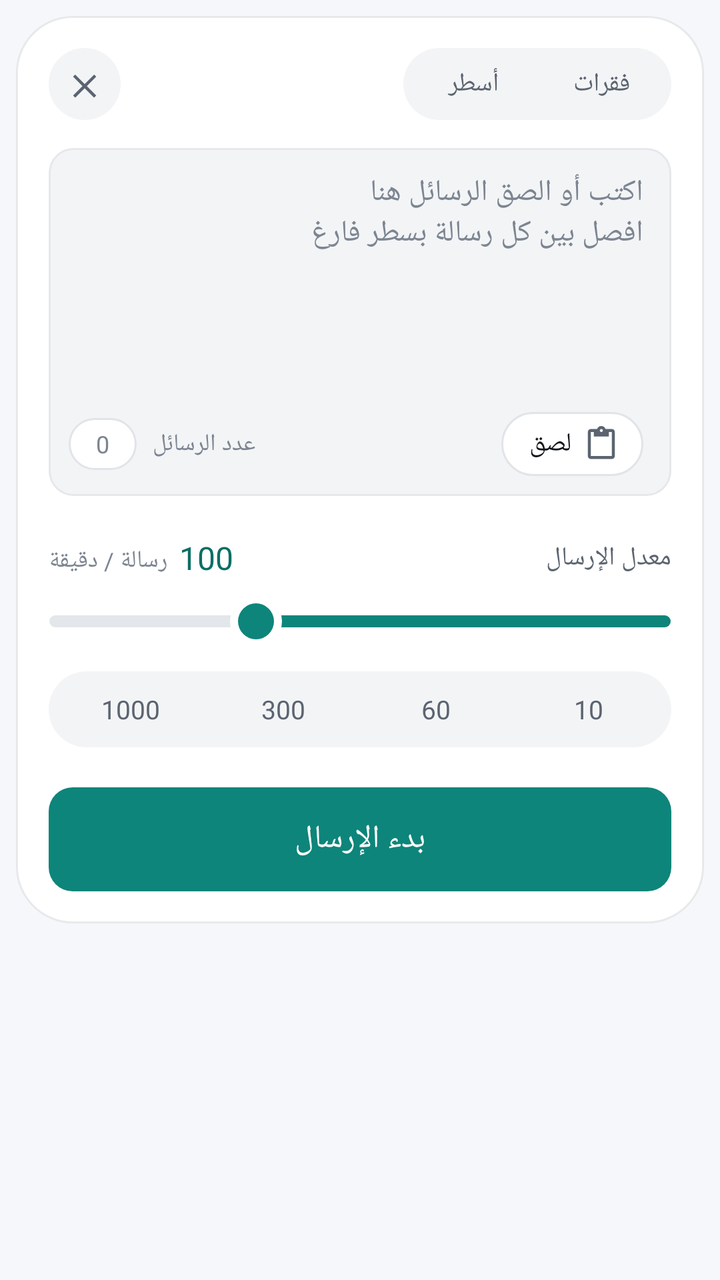
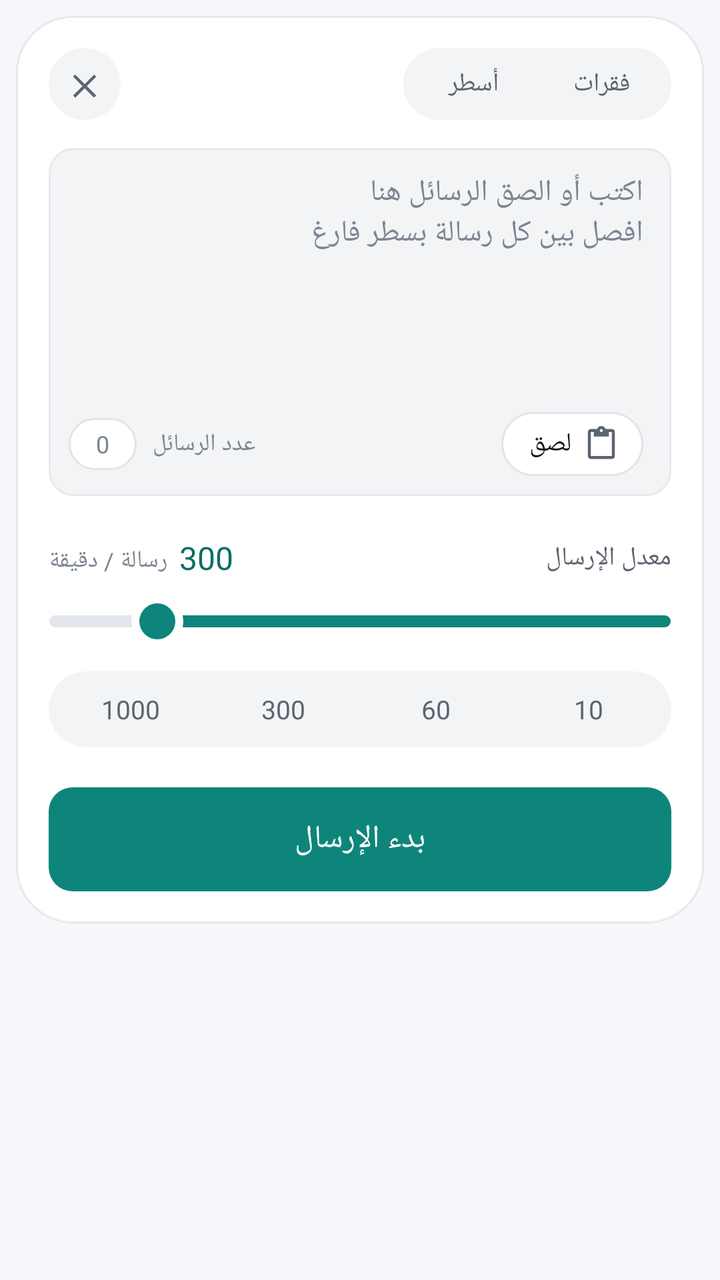

Two renders of the same Android screen: before a commit and after it. Below are the layout's source before the change and the commit's diff.
<!-- AndroidManifest.xml: application theme Theme.Mursal -->
<!-- res/layout/overlay_panel.xml -->
<?xml version="1.0" encoding="utf-8"?>
<FrameLayout xmlns:android="http://schemas.android.com/apk/res/android"
    android:layout_width="match_parent"
    android:layout_height="wrap_content"
    android:clipChildren="false"
    android:clipToPadding="false"
    android:layoutDirection="rtl"
    android:paddingLeft="8dp"
    android:paddingTop="8dp"
    android:paddingRight="8dp"
    android:paddingBottom="20dp">

    <LinearLayout
        android:layout_width="match_parent"
        android:layout_height="wrap_content"
        android:background="@drawable/bg_panel_card"
        android:elevation="16dp"
        android:orientation="vertical"
        android:padding="16dp">

        
        
        <LinearLayout
            android:id="@+id/formView"
            android:layout_width="match_parent"
            android:layout_height="wrap_content"
            android:layout_marginStart="-13dp"
            android:layout_marginEnd="-13dp"
            android:orientation="vertical"
            android:paddingStart="13dp"
            android:paddingEnd="13dp">

            
            <LinearLayout
                android:layout_width="match_parent"
                android:layout_height="wrap_content"
                android:baselineAligned="false"
                android:gravity="center_vertical"
                android:orientation="horizontal">

                <LinearLayout
                    android:layout_width="wrap_content"
                    android:layout_height="36dp"
                    android:background="@drawable/bg_panel_track"
                    android:contentDescription="@string/split_mode_desc"
                    android:orientation="horizontal"
                    android:padding="3dp">

                    <TextView
                        android:id="@+id/segPara"
                        style="@style/PanelText.Segment"
                        android:layout_width="wrap_content"
                        android:layout_height="match_parent"
                        android:minWidth="64dp"
                        android:paddingStart="14dp"
                        android:paddingEnd="14dp"
                        android:text="@string/split_para" />

                    <TextView
                        android:id="@+id/segLine"
                        style="@style/PanelText.Segment"
                        android:layout_width="wrap_content"
                        android:layout_height="match_parent"
                        android:minWidth="64dp"
                        android:paddingStart="14dp"
                        android:paddingEnd="14dp"
                        android:text="@string/split_line" />
                </LinearLayout>

                <View
                    android:layout_width="0dp"
                    android:layout_height="1dp"
                    android:layout_weight="1" />

                <ImageView
                    android:id="@+id/btnClosePanel"
                    android:layout_width="36dp"
                    android:layout_height="36dp"
                    android:background="@drawable/bg_panel_icon_btn"
                    android:clickable="true"
                    android:contentDescription="@string/close"
                    android:focusable="true"
                    android:padding="9dp"
                    android:src="@drawable/ic_close"
                    android:tint="@color/panel_text2" />
            </LinearLayout>

            
            <LinearLayout
                android:layout_width="match_parent"
                android:layout_height="wrap_content"
                android:layout_marginTop="14dp"
                android:addStatesFromChildren="true"
                android:background="@drawable/bg_panel_field"
                android:orientation="vertical"
                android:paddingStart="14dp"
                android:paddingTop="12dp"
                android:paddingEnd="10dp"
                android:paddingBottom="10dp">

                <EditText
                    android:id="@+id/inputMessages"
                    style="@style/PanelText.Input"
                    android:layout_width="match_parent"
                    android:layout_height="112dp"
                    android:layout_marginEnd="4dp"
                    android:background="@null"
                    android:gravity="top|start"
                    android:hint="@string/paste_hint"
                    android:importantForAutofill="no"
                    android:inputType="textMultiLine"
                    android:overScrollMode="ifContentScrolls"
                    android:padding="0dp"
                    android:scrollbars="vertical"
                    android:textCursorDrawable="@drawable/panel_cursor" />

                <LinearLayout
                    android:layout_width="match_parent"
                    android:layout_height="wrap_content"
                    android:layout_marginTop="8dp"
                    android:baselineAligned="false"
                    android:gravity="center_vertical"
                    android:orientation="horizontal">

                    <TextView
                        android:id="@+id/btnPaste"
                        style="@style/PanelText.Chip"
                        android:layout_width="wrap_content"
                        android:layout_height="32dp"
                        android:background="@drawable/bg_panel_chip"
                        android:clickable="true"
                        android:drawableStart="@drawable/ic_paste"
                        android:drawablePadding="6dp"
                        android:drawableTint="@color/panel_text2"
                        android:focusable="true"
                        android:gravity="center"
                        android:paddingStart="12dp"
                        android:paddingEnd="14dp"
                        android:text="@string/paste" />

                    <View
                        android:layout_width="0dp"
                        android:layout_height="1dp"
                        android:layout_weight="1" />

                    <TextView
                        style="@style/PanelText.Caption"
                        android:layout_width="wrap_content"
                        android:layout_height="wrap_content"
                        android:text="@string/count_label" />

                    <TextView
                        android:id="@+id/textCount"
                        style="@style/PanelText.Badge"
                        android:layout_width="wrap_content"
                        android:layout_height="26dp"
                        android:layout_marginStart="8dp"
                        android:background="@drawable/bg_panel_badge"
                        android:gravity="center"
                        android:minWidth="34dp"
                        android:paddingStart="10dp"
                        android:paddingEnd="10dp"
                        android:text="@string/message_count_zero" />
                </LinearLayout>
            </LinearLayout>

            
            <LinearLayout
                android:layout_width="match_parent"
                android:layout_height="wrap_content"
                android:layout_marginTop="20dp"
                android:baselineAligned="false"
                android:gravity="center_vertical"
                android:orientation="horizontal">

                <TextView
                    style="@style/PanelText.Section"
                    android:layout_width="0dp"
                    android:layout_height="wrap_content"
                    android:layout_weight="1"
                    android:text="@string/mpm_label" />

                <LinearLayout
                    android:layout_width="wrap_content"
                    android:layout_height="wrap_content"
                    android:orientation="horizontal">

                    <TextView
                        android:id="@+id/textMpmValue"
                        style="@style/PanelText.Value"
                        android:layout_width="wrap_content"
                        android:layout_height="wrap_content"
                        android:text="100" />

                    <TextView
                        style="@style/PanelText.Caption"
                        android:layout_width="wrap_content"
                        android:layout_height="wrap_content"
                        android:layout_marginStart="6dp"
                        android:text="@string/mpm_unit" />
                </LinearLayout>
            </LinearLayout>

            
            <SeekBar
                android:id="@+id/seekMpm"
                android:layout_width="match_parent"
                android:layout_height="wrap_content"
                android:layout_marginStart="-13dp"
                android:layout_marginTop="4dp"
                android:layout_marginEnd="-13dp"
                android:max="1000"
                android:maxHeight="6dp"
                android:minHeight="6dp"
                android:mirrorForRtl="true"
                android:paddingStart="13dp"
                android:paddingTop="4dp"
                android:paddingEnd="13dp"
                android:paddingBottom="4dp"
                android:progress="667"
                android:progressDrawable="@drawable/panel_seek_track"
                android:splitTrack="false"
                android:thumb="@drawable/panel_seek_thumb" />

            
            <LinearLayout
                android:layout_width="match_parent"
                android:layout_height="38dp"
                android:layout_marginTop="8dp"
                android:background="@drawable/bg_panel_track"
                android:orientation="horizontal"
                android:padding="3dp">

                <TextView
                    android:id="@+id/chip10"
                    style="@style/PanelText.Segment"
                    android:layout_width="0dp"
                    android:layout_height="match_parent"
                    android:layout_weight="1"
                    android:text="10" />

                <TextView
                    android:id="@+id/chip60"
                    style="@style/PanelText.Segment"
                    android:layout_width="0dp"
                    android:layout_height="match_parent"
                    android:layout_weight="1"
                    android:text="60" />

                <TextView
                    android:id="@+id/chip300"
                    style="@style/PanelText.Segment"
                    android:layout_width="0dp"
                    android:layout_height="match_parent"
                    android:layout_weight="1"
                    android:text="300" />

                <TextView
                    android:id="@+id/chip1000"
                    style="@style/PanelText.Segment"
                    android:layout_width="0dp"
                    android:layout_height="match_parent"
                    android:layout_weight="1"
                    android:text="1000" />
            </LinearLayout>

            
            <TextView
                android:id="@+id/btnSend"
                style="@style/PanelText.Button"
                android:layout_width="match_parent"
                android:layout_height="52dp"
                android:layout_marginTop="20dp"
                android:background="@drawable/bg_panel_send"
                android:clickable="true"
                android:focusable="true"
                android:gravity="center"
                android:maxLines="1"
                android:text="@string/send" />
        </LinearLayout>

        
        <LinearLayout
            android:id="@+id/successView"
            android:layout_width="match_parent"
            android:layout_height="wrap_content"
            android:gravity="center_horizontal"
            android:orientation="vertical"
            android:paddingTop="12dp"
            android:visibility="gone">

            
            <FrameLayout
                android:id="@+id/successBadge"
                android:layout_width="76dp"
                android:layout_height="76dp"
                android:background="@drawable/bg_panel_success_halo">

                <ImageView
                    android:layout_width="52dp"
                    android:layout_height="52dp"
                    android:layout_gravity="center"
                    android:background="@drawable/bg_panel_success_disc"
                    android:importantForAccessibility="no"
                    android:padding="12dp"
                    android:src="@drawable/ic_check"
                    android:tint="@color/panel_on_success" />
            </FrameLayout>

            <TextView
                style="@style/PanelText.SuccessTitle"
                android:layout_width="wrap_content"
                android:layout_height="wrap_content"
                android:layout_marginTop="16dp"
                android:text="@string/success_title" />

            <TextView
                style="@style/PanelText.SuccessBody"
                android:layout_width="wrap_content"
                android:layout_height="wrap_content"
                android:layout_marginTop="4dp"
                android:gravity="center"
                android:text="@string/success_subtitle" />

            
            <LinearLayout
                android:layout_width="match_parent"
                android:layout_height="wrap_content"
                android:layout_marginTop="20dp"
                android:baselineAligned="false"
                android:orientation="horizontal">

                <LinearLayout
                    android:layout_width="0dp"
                    android:layout_height="wrap_content"
                    android:layout_weight="1"
                    android:background="@drawable/bg_panel_tile"
                    android:gravity="center_horizontal"
                    android:orientation="vertical"
                    android:paddingTop="12dp"
                    android:paddingBottom="12dp">

                    <TextView
                        android:id="@+id/textSuccessCount"
                        style="@style/PanelText.Stat"
                        android:layout_width="wrap_content"
                        android:layout_height="wrap_content"
                        android:text="@string/message_count_zero" />

                    <TextView
                        style="@style/PanelText.Caption"
                        android:layout_width="wrap_content"
                        android:layout_height="wrap_content"
                        android:text="@string/success_sent_label" />
                </LinearLayout>

                <LinearLayout
                    android:layout_width="0dp"
                    android:layout_height="wrap_content"
                    android:layout_marginStart="10dp"
                    android:layout_weight="1"
                    android:background="@drawable/bg_panel_tile"
                    android:gravity="center_horizontal"
                    android:orientation="vertical"
                    android:paddingTop="12dp"
                    android:paddingBottom="12dp">

                    <TextView
                        android:id="@+id/textSuccessRate"
                        style="@style/PanelText.Stat"
                        android:layout_width="wrap_content"
                        android:layout_height="wrap_content"
                        android:text="@string/message_count_zero" />

                    <TextView
                        style="@style/PanelText.Caption"
                        android:layout_width="wrap_content"
                        android:layout_height="wrap_content"
                        android:text="@string/mpm_unit" />
                </LinearLayout>
            </LinearLayout>

            <TextView
                android:id="@+id/btnSendAgain"
                style="@style/PanelText.Button"
                android:layout_width="match_parent"
                android:layout_height="52dp"
                android:layout_marginTop="20dp"
                android:background="@drawable/bg_panel_send"
                android:clickable="true"
                android:focusable="true"
                android:gravity="center"
                android:maxLines="1"
                android:text="@string/send_again" />

            <TextView
                android:id="@+id/btnSuccessClose"
                style="@style/PanelText.ButtonQuiet"
                android:layout_width="match_parent"
                android:layout_height="46dp"
                android:layout_marginTop="6dp"
                android:background="@drawable/bg_panel_quiet_btn"
                android:clickable="true"
                android:focusable="true"
                android:gravity="center"
                android:maxLines="1"
                android:text="@string/close" />
        </LinearLayout>
    </LinearLayout>
</FrameLayout>
<!-- resources referenced by this layout -->
<resources>
  <color name="panel_on_success">#FFFFFF</color>
  <color name="panel_text2">#5B6470</color>
  <!-- drawable bg_panel_success_disc (drawable) -->
  <?xml version="1.0" encoding="utf-8"?>
  <shape xmlns:android="http://schemas.android.com/apk/res/android" android:shape="oval">
      <solid android:color="@color/panel_success" />
  </shape>
  <string name="close">إغلاق</string>
  <string name="count_label">عدد الرسائل</string>
  <string name="message_count_zero">0</string>
  <string name="mpm_label">معدل الإرسال</string>
  <string name="mpm_unit">رسالة / دقيقة</string>
  <string name="paste">لصق</string>
  <string name="paste_hint">اكتب أو الصق الرسائل هنا\nافصل بين كل رسالة بسطر فارغ</string>
  <string name="send">بدء الإرسال</string>
  <string name="send_again">بدء إرسال جديد</string>
  <string name="split_line">أسطر</string>
  <string name="split_mode_desc">طريقة تقسيم الرسائل</string>
  <string name="split_para">فقرات</string>
  <string name="success_sent_label">الرسائل المُرسلة</string>
  <string name="success_subtitle">أُرسلت جميع الرسائل في المحادثة المفتوحة</string>
  <string name="success_title">تم الإرسال بنجاح</string>
  <style name="PanelText.Badge">
          <item name="android:fontFamily">@font/plex_arabic_semibold</item>
          <item name="android:textColor">@color/panel_badge_text</item>
          <item name="android:textSize">12sp</item>
      </style>
  <style name="PanelText.Button">
          <item name="android:fontFamily">@font/plex_arabic_semibold</item>
          <item name="android:textColor">@color/panel_send_text</item>
          <item name="android:textSize">16sp</item>
      </style>
  <style name="PanelText.Caption">
          <item name="android:textColor">@color/panel_text3</item>
          <item name="android:textSize">12sp</item>
      </style>
  <style name="PanelText.Chip">
          <item name="android:fontFamily">@font/plex_arabic_medium</item>
          <item name="android:textSize">13sp</item>
      </style>
  <style name="PanelText.Section">
          <item name="android:fontFamily">@font/plex_arabic_semibold</item>
          <item name="android:textColor">@color/panel_text2</item>
          <item name="android:textSize">13sp</item>
      </style>
  <style name="PanelText.Stat">
          <item name="android:fontFamily">@font/plex_arabic_semibold</item>
          <item name="android:textSize">22sp</item>
      </style>
  <style name="PanelText.SuccessBody">
          <item name="android:textColor">@color/panel_text2</item>
          <item name="android:textSize">14sp</item>
      </style>
  <style name="PanelText.SuccessTitle">
          <item name="android:fontFamily">@font/plex_arabic_semibold</item>
          <item name="android:textSize">20sp</item>
      </style>
  <color name="panel_accent_soft">#E3F3F0</color>
  <color name="panel_chip">#FFFFFF</color>
  <color name="panel_chip_stroke">#E1E4E8</color>
  <color name="panel_surface">#FFFFFF</color>
  <color name="panel_card_stroke">#12000000</color>
  <color name="panel_ripple">#14000000</color>
  <color name="panel_field">#F3F4F6</color>
  <color name="panel_accent">#0E857A</color>
  <color name="panel_field_stroke">#E6E8EB</color>
  <color name="panel_on_accent_ripple">#33FFFFFF</color>
  <color name="panel_success">#16A34A</color>
  <color name="panel_success_bg">#E8F6EE</color>
  <color name="panel_seek_track">#E3E6EA</color>
  <color name="panel_text3">#7C8591</color>
  <color name="panel_text_highlight">#330E857A</color>
  <color name="panel_accent_text">#0A6E65</color>
  <color name="accent">#0D9488</color>
  <color name="on_accent">#FFFFFF</color>
  <color name="chip_bg">#EEF2FF</color>
  <color name="chip_text">#3730A3</color>
  <color name="brand_end">#10B981</color>
  <color name="surface">#FFFFFF</color>
  <color name="text_primary">#0F172A</color>
  <color name="accent_strong">#0F766E</color>
  <color name="bg">#F5F7FB</color>
  <color name="panel_segment_on">#FFFFFF</color>
  <color name="panel_segment_on_stroke">#E1E4E8</color>
  <!-- unchanged entries left out for length: 22 -->
</resources>

<!-- the commit's change to res/layout/overlay_panel.xml (unified diff, before → after) -->
@@ -190,7 +190,7 @@
                         style="@style/PanelText.Value"
                         android:layout_width="wrap_content"
                         android:layout_height="wrap_content"
-                        android:text="100" />
+                        android:text="300" />
 
                     <TextView
                         style="@style/PanelText.Caption"
@@ -217,7 +217,7 @@
                 android:paddingTop="4dp"
                 android:paddingEnd="13dp"
                 android:paddingBottom="4dp"
-                android:progress="667"
+                android:progress="826"
                 android:progressDrawable="@drawable/panel_seek_track"
                 android:splitTrack="false"
                 android:thumb="@drawable/panel_seek_thumb" />
